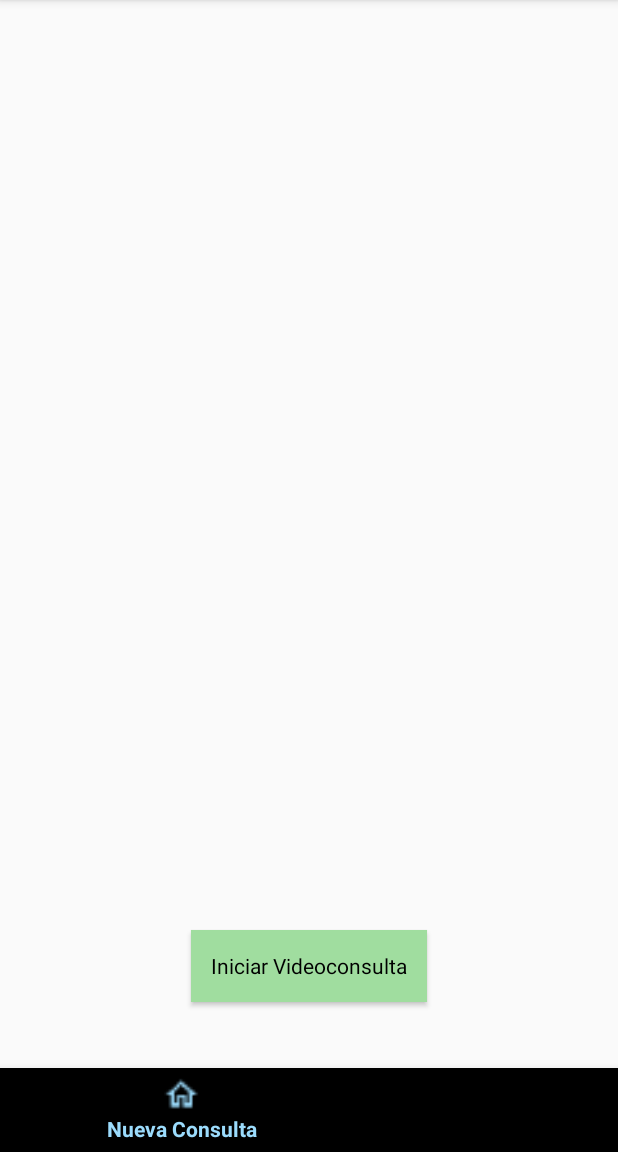
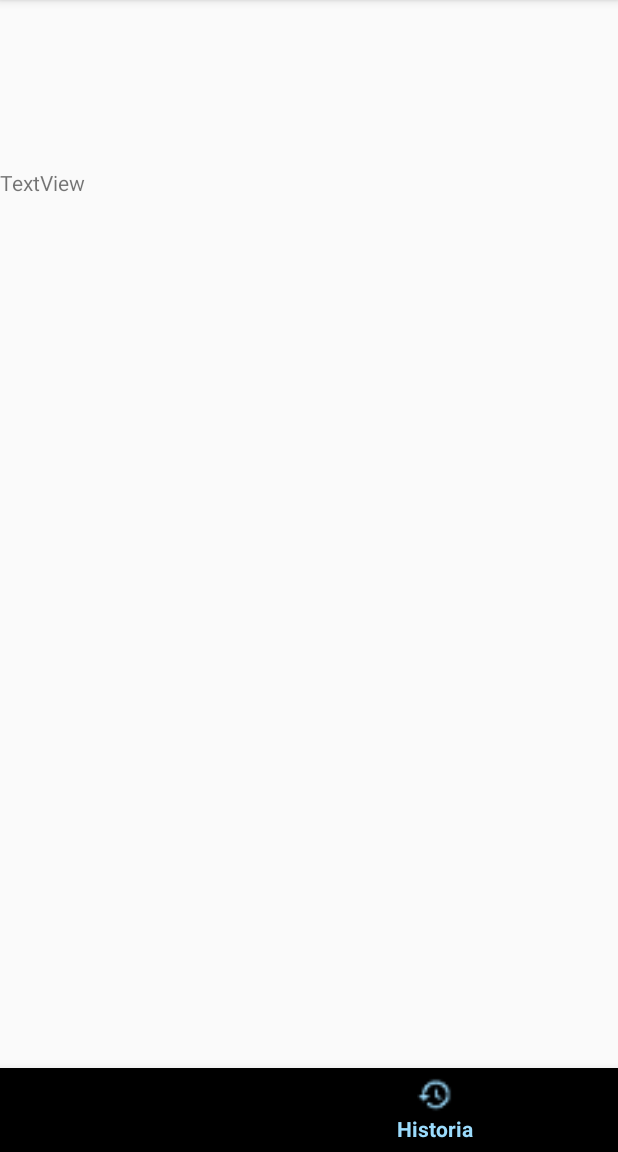
Before and after one commit to RodrigoDeRosa-zz/ConectarSalud, an Android app: the HomeAffiliateActivity screen opened directly, with no data from a screen before it, item 2 of the bottom bar chosen, on a phone screen of 412 x 824 dp, the part 84-1236 px from its top. Run offline under Robolectric (Android 15) with nearby library versions, the phone set to English and light mode, and no system bars; network calls fail.

Commit message:
Refactor affiliate home activity to show fragments

```diff
--- /dev/null
+++ b/app/src/main/java/com/conectarSalud/fragments/AffiliateHistoryFragment.kt
@@ -0,0 +1,24 @@
+package com.conectarSalud.fragments
+
+import androidx.fragment.app.Fragment
+import android.view.LayoutInflater
+import android.view.View
+import android.view.ViewGroup
+import android.os.Bundle
+
+import com.conectarSalud.R
+
+class AffiliateHistoryFragment: Fragment() {
+
+    companion object {
+        fun newInstance(): AffiliateHistoryFragment = AffiliateHistoryFragment()
+    }
+
+    override fun onCreateView(inflater: LayoutInflater,
+                              container: ViewGroup?,
+                              savedInstanceState: Bundle?): View? {
+
+        return inflater.inflate(R.layout.fragment_affiliate_history, container, false)
+    }
+
+}
--- /dev/null
+++ b/app/src/main/java/com/conectarSalud/fragments/AffiliateHomeFragment.kt
@@ -0,0 +1,38 @@
+package com.conectarSalud.fragments
+
+import android.content.Intent
+import android.os.Bundle
+import android.view.LayoutInflater
+import android.view.View
+import android.view.ViewGroup
+import android.widget.Button
+import androidx.fragment.app.Fragment
+import com.conectarSalud.R
+import com.conectarSalud.videoChat.WaitingRoomActivity
+
+
+class AffiliateHomeFragment: Fragment() {
+
+    companion object {
+        fun newInstance(): AffiliateHomeFragment = AffiliateHomeFragment()
+    }
+
+    override fun onCreateView(inflater: LayoutInflater,
+                              container: ViewGroup?,
+                              savedInstanceState: Bundle?): View? {
+
+        val view: View = inflater.inflate(
+            R.layout.fragment_home_affiliate,
+            container, false
+        )
+
+        val btnStartCall: Button = view.findViewById(R.id.btnStartCall) as Button
+        btnStartCall.setOnClickListener {
+            val intent = Intent(context, WaitingRoomActivity::class.java)
+            startActivity(intent)
+        }
+
+        return view
+    }
+
+}
--- a/app/src/main/java/com/conectarSalud/home/affiliate/HomeAffiliateActivity.kt
+++ b/app/src/main/java/com/conectarSalud/home/affiliate/HomeAffiliateActivity.kt
@@ -1,13 +1,12 @@
 package com.conectarSalud.home.affiliate
 
-import android.content.Intent
 import android.os.Bundle
 import androidx.appcompat.app.AppCompatActivity
+import androidx.fragment.app.Fragment
 import com.conectarSalud.R
-import com.conectarSalud.videoChat.VideoChatViewActivity
-import com.conectarSalud.videoChat.WaitingRoomActivity
+import com.conectarSalud.fragments.AffiliateHistoryFragment
+import com.conectarSalud.fragments.AffiliateHomeFragment
 import com.google.android.material.bottomnavigation.BottomNavigationView
-import kotlinx.android.synthetic.main.activity_home_affiliate.*
 
 class HomeAffiliateActivity : AppCompatActivity() {
     private lateinit var bottomNavigationView: BottomNavigationView
@@ -15,25 +14,20 @@ class HomeAffiliateActivity : AppCompatActivity() {
         super.onCreate(savedInstanceState)
         setContentView(R.layout.activity_home_affiliate)
 
-        btnStartCall.setOnClickListener {
-            finish()
-            val intent = Intent(this, WaitingRoomActivity::class.java)
-            startActivity(intent)
-        }
+        val fragment = AffiliateHomeFragment.newInstance()
+        openFragment(fragment)
 
         bottomNavigationView = findViewById(R.id.bottom_navigation);
-
         bottomNavigationView.setOnNavigationItemSelectedListener { menuItem ->
             when (menuItem.itemId) {
                 R.id.page_home -> {
-                    val intent = Intent(this, HomeAffiliateActivity::class.java)
-                    startActivity(intent)
+                    val fragment = AffiliateHomeFragment.newInstance()
+                    openFragment(fragment)
                     true
                 }
                 R.id.page_history -> {
-                    finish()
-                    val intent = Intent(this, HomeAffiliateActivity::class.java)
-                    startActivity(intent)
+                    val fragment = AffiliateHistoryFragment.newInstance()
+                    openFragment(fragment)
                     true
                 }
                 else -> false
@@ -42,4 +36,11 @@ class HomeAffiliateActivity : AppCompatActivity() {
 
     }
 
+    private fun openFragment(fragment: Fragment) {
+        val transaction = supportFragmentManager.beginTransaction()
+        transaction.replace(R.id.main_container, fragment)
+        transaction.addToBackStack(null)
+        transaction.commit()
+    }
+
 }
--- a/app/src/main/res/layout/activity_home_affiliate.xml
+++ b/app/src/main/res/layout/activity_home_affiliate.xml
@@ -5,13 +5,12 @@
     android:layout_height="match_parent"
     android:orientation="vertical">
 
-        <Button
-            style="@style/DefaultButton"
-            android:id="@+id/btnStartCall"
-            android:text="@string/startCall"
-            android:layout_alignParentBottom="true"
-            android:layout_centerHorizontal="true"
-            android:layout_marginBottom="100dp"/>
+        <FrameLayout
+            android:id="@+id/main_container"
+            android:layout_width="match_parent"
+            android:layout_height="600dp"
+            android:layout_above="@+id/bottom_navigation"
+            android:layout_marginBottom="0dp" />
 
         <com.google.android.material.bottomnavigation.BottomNavigationView
             android:id="@+id/bottom_navigation"
--- /dev/null
+++ b/app/src/main/res/layout/fragment_affiliate_history.xml
@@ -0,0 +1,15 @@
+<?xml version="1.0" encoding="utf-8"?>
+<androidx.constraintlayout.widget.ConstraintLayout
+    xmlns:android="http://schemas.android.com/apk/res/android"
+    xmlns:tools="http://schemas.android.com/tools"
+    android:layout_width="match_parent"
+    android:layout_height="match_parent">
+
+    <TextView
+        android:id="@+id/textView"
+        android:layout_width="175dp"
+        android:layout_height="88dp"
+        android:text="TextView"
+        tools:layout_editor_absoluteX="103dp"
+        tools:layout_editor_absoluteY="192dp" />
+</androidx.constraintlayout.widget.ConstraintLayout>
--- /dev/null
+++ b/app/src/main/res/layout/fragment_home_affiliate.xml
@@ -0,0 +1,15 @@
+<?xml version="1.0" encoding="utf-8"?>
+<RelativeLayout
+    xmlns:android="http://schemas.android.com/apk/res/android"
+    android:layout_width="match_parent"
+    android:layout_height="match_parent">
+
+    <Button
+        style="@style/DefaultButton"
+        android:id="@+id/btnStartCall"
+        android:text="@string/startCall"
+        android:layout_alignParentBottom="true"
+        android:layout_centerHorizontal="true"
+        android:layout_marginBottom="100dp"/>
+
+</RelativeLayout>
```
